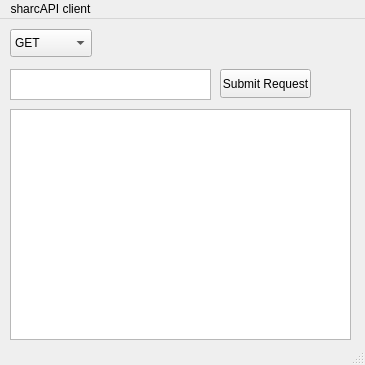
Old version of the form mainwindow.ui in the repository imasharc/sharcAPI_client.
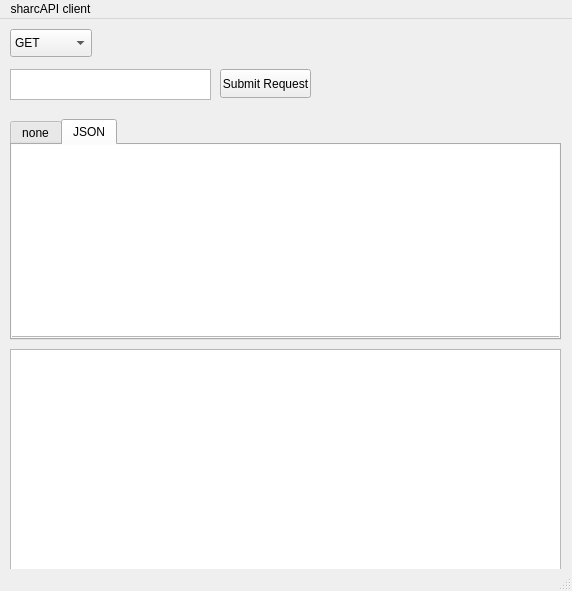
New version of the form.

Commit message:
feat(POST request): Handle POST requests body and responses
'none' tab is default 'body tab - for adding body explicitly use 'JSON' tab

```diff
--- a/mainwindow.ui
+++ b/mainwindow.ui
@@ -6,8 +6,8 @@
    <rect>
     <x>0</x>
     <y>0</y>
-    <width>365</width>
-    <height>365</height>
+    <width>572</width>
+    <height>591</height>
    </rect>
   </property>
   <property name="windowTitle">
@@ -66,19 +66,52 @@
     <property name="geometry">
      <rect>
       <x>10</x>
-      <y>90</y>
-      <width>341</width>
-      <height>231</height>
+      <y>330</y>
+      <width>551</width>
+      <height>221</height>
      </rect>
     </property>
    </widget>
+   <widget class="QTabWidget" name="tabWidget">
+    <property name="geometry">
+     <rect>
+      <x>10</x>
+      <y>100</y>
+      <width>551</width>
+      <height>221</height>
+     </rect>
+    </property>
+    <property name="currentIndex">
+     <number>1</number>
+    </property>
+    <widget class="QWidget" name="tab_none">
+     <attribute name="title">
+      <string>none</string>
+     </attribute>
+    </widget>
+    <widget class="QWidget" name="tab_raw">
+     <attribute name="title">
+      <string>JSON</string>
+     </attribute>
+     <widget class="QTextEdit" name="bodyTextEdit">
+      <property name="geometry">
+       <rect>
+        <x>-1</x>
+        <y>-1</y>
+        <width>549</width>
+        <height>193</height>
+       </rect>
+      </property>
+     </widget>
+    </widget>
+   </widget>
   </widget>
   <widget class="QMenuBar" name="menubar">
    <property name="geometry">
     <rect>
      <x>0</x>
      <y>0</y>
-     <width>365</width>
+     <width>572</width>
      <height>21</height>
     </rect>
    </property>
```
The commit also changes 1 other file.
